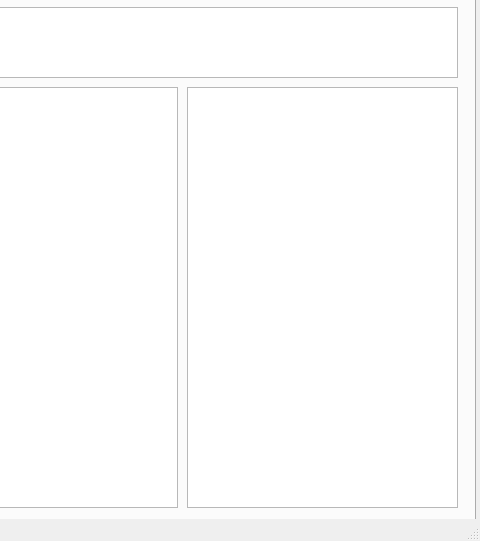
Before: the Qt Designer form mainwindow.ui in alexeypertcev/ksu-ivt-nagruzka, drawn with Qt 5; both pictures show x 725 to 1205 and y 105 to 646 of the 1205 by 646 pixel window.
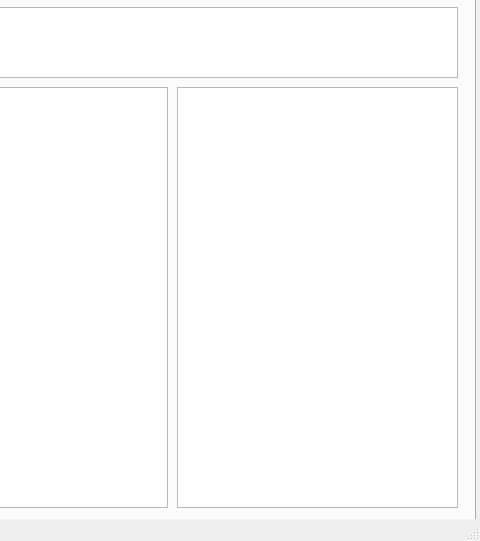
After: the same form once the commit is applied. Custom widgets are drawn as their Qt base class.

Commit message: багфикс

Diff of the .ui file:
```diff
--- a/mainwindow.ui
+++ b/mainwindow.ui
@@ -350,9 +350,9 @@
      <widget class="SaveIdTableView" name="tableView_6">
       <property name="geometry">
        <rect>
-        <x>900</x>
+        <x>890</x>
         <y>130</y>
-        <width>271</width>
+        <width>281</width>
         <height>421</height>
        </rect>
       </property>
@@ -401,7 +401,7 @@
        <rect>
         <x>10</x>
         <y>130</y>
-        <width>881</width>
+        <width>871</width>
         <height>421</height>
        </rect>
       </property>
```
The commit also changes 1 other file.
